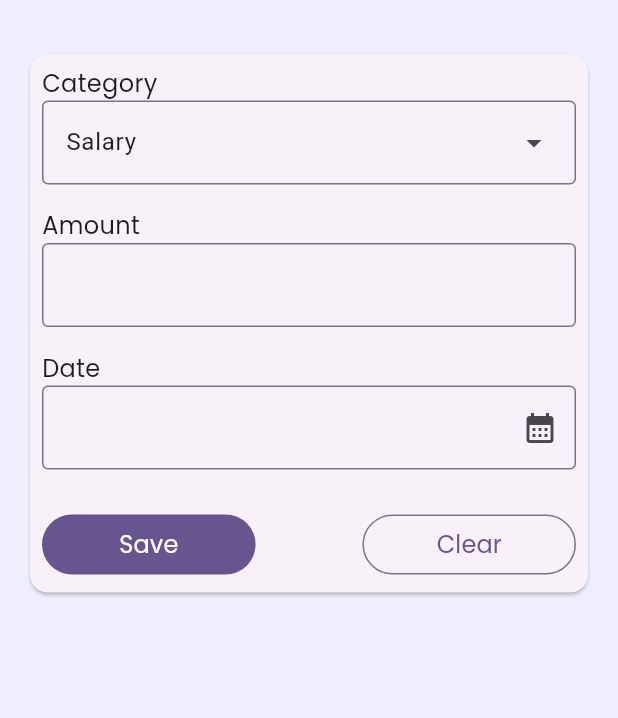
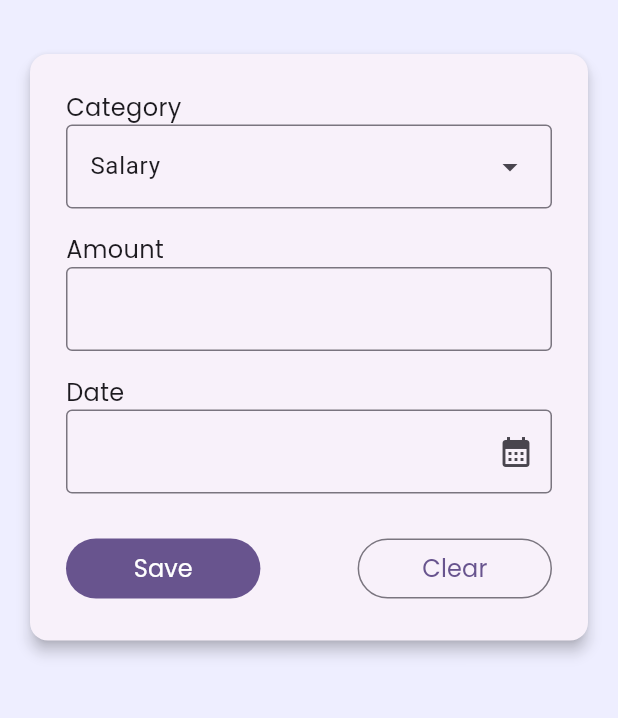
Before and after one commit to UnknownRori/budgetmate, a Flutter app: the AddBudgetMobile screen opened directly, on a phone screen of 412 x 824 dp, the part 72-790 px from its top. Run offline on Flutter 3.47's test engine with Material 3 defaults, Android fonts, the light colour scheme and no system bars; our stand-ins replace fl_chart.

Commit message:
🛠️ Improve ui

```diff
--- a/lib/page/add_budget.dart
+++ b/lib/page/add_budget.dart
@@ -49,8 +49,9 @@ class _AddBudgetMobileState extends State<AddBudgetMobile> {
           Padding(
             padding: mobile.pagePadding,
             child: Card(
+              elevation: 4,
               child: Padding(
-                  padding: const EdgeInsets.all(8),
+                  padding: const EdgeInsets.all(24),
                   child: Column(
                     crossAxisAlignment: CrossAxisAlignment.start,
                     children: [
@@ -107,7 +108,13 @@ class _AddBudgetMobileState extends State<AddBudgetMobile> {
                           Expanded(
                             flex: 2,
                             child: FilledButton(
-                              onPressed: () {},
+                              onPressed: () =>
+                                  ScaffoldMessenger.of(context).showSnackBar(
+                                const SnackBar(
+                                  content: Text("Not implemented yet!"),
+                                  duration: Duration(seconds: 1),
+                                ),
+                              ),
                               child: Text(
                                 "Save",
                                 style: mobile.text,
```
Also changed, not shown: lib/page/add_expense.dart (+9 -2 lines).
